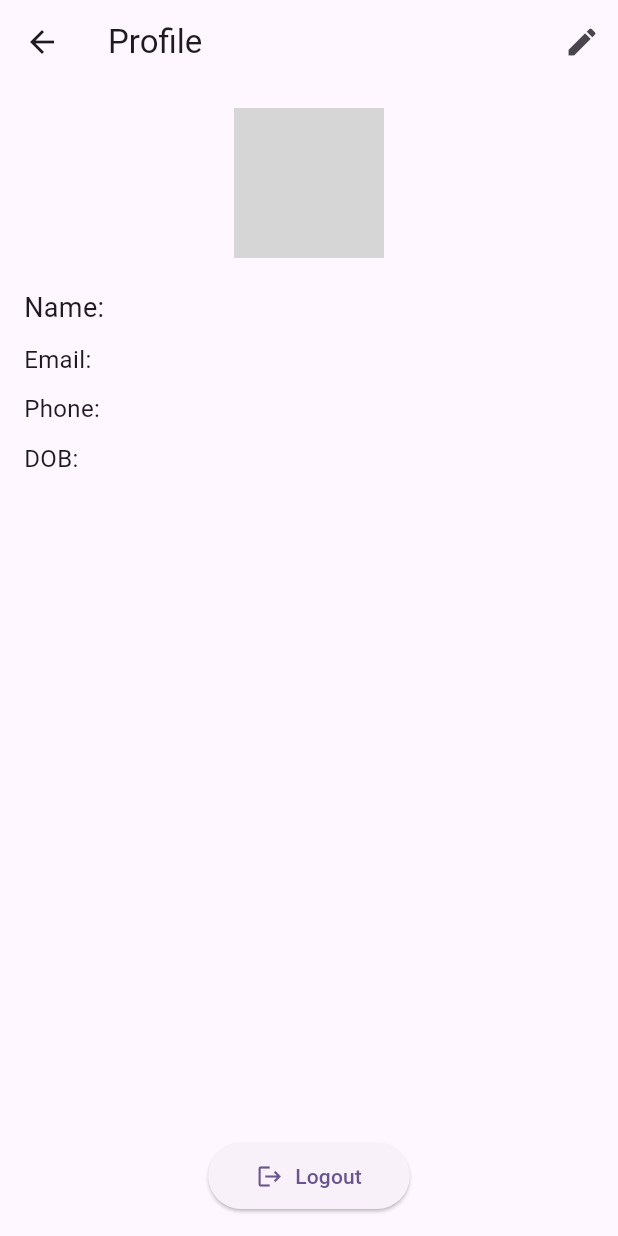
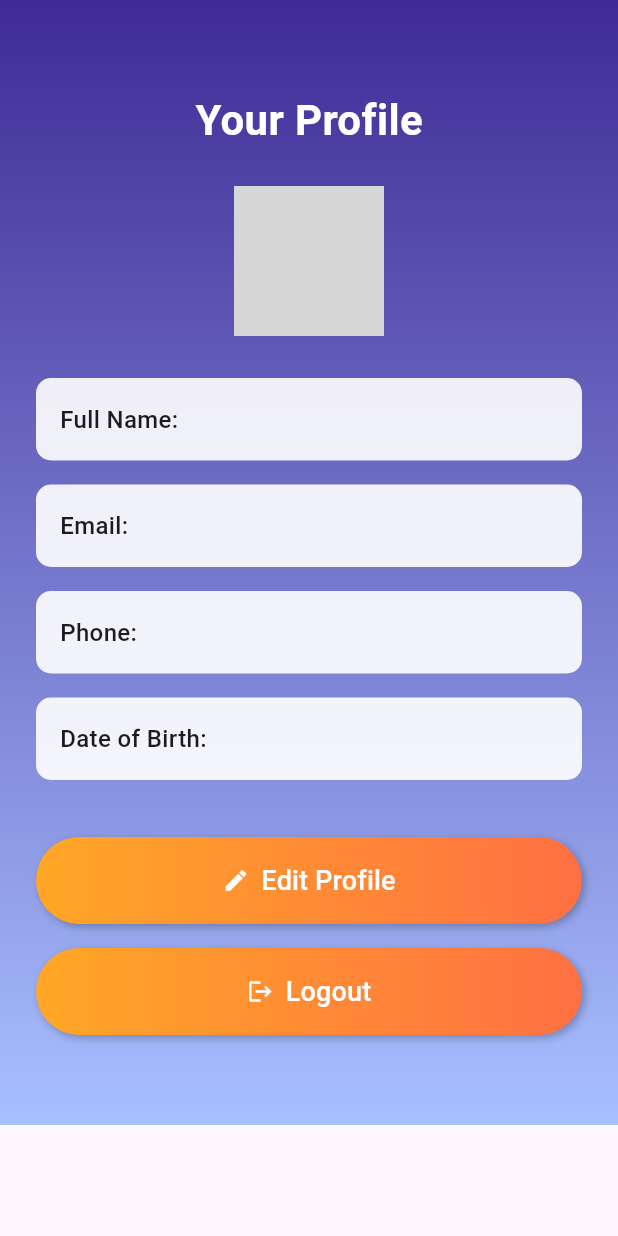
Before and after one commit to Nehla123/kidcare, a Flutter app: the ProfilePage screen opened directly, on a phone screen of 412 x 824 dp. Run offline on Flutter 3.47's test engine with Material 3 defaults, Android fonts, the phone set to English and light mode, and no system bars; our stand-ins replace cloud_firestore, firebase_auth, firebase_core, fl_chart, flutter_rating_bar, image_picker and 1 more; missing offline and left inert: cloudinary; accounts and stored records are empty; network calls fail; grey boxes are pictures that could not be loaded.

Commit message:
user profile done

```diff
--- a/lib/choosescreen.dart
+++ b/lib/choosescreen.dart
@@ -92,12 +92,12 @@ class _ChooseScreenState extends State<ChooseScreen> {
           if (title == "User") {
             Navigator.push(
               context,
-              MaterialPageRoute(builder: (context) => RegistrationApp()),
+              MaterialPageRoute(builder: (context) => UserSignupScreen()),
             );
           } else if (title == "Professional") {
             Navigator.push(
               context,
-              MaterialPageRoute(builder: (context) => ProfessionalRegistrationApp()),
+              MaterialPageRoute(builder: (context) =>ProfessionalRegistrationForm()),
             );
           }
         },
--- a/lib/user/profilepage.dart
+++ b/lib/user/profilepage.dart
@@ -3,7 +3,6 @@ import 'package:cloud_firestore/cloud_firestore.dart';
 import 'package:firebase_auth/firebase_auth.dart';
 import 'package:kidcare/user/editprofilescreen.dart';
 import 'package:kidcare/user/userlogin.dart';
-
 
 class ProfilePage extends StatelessWidget {
   final FirebaseAuth _auth = FirebaseAuth.instance;
@@ -21,24 +20,18 @@ class ProfilePage extends StatelessWidget {
     }
 
     return Scaffold(
-      appBar: AppBar(
-        title: Text("Profile"),
-        actions: [
-          IconButton(
-            icon: Icon(Icons.edit),
-            onPressed: () {
-              // Navigate to EditProfilePage and pass userId
-              Navigator.push(
-                context,
-                MaterialPageRoute(
-                  builder: (context) => EditProfilePage(userId: user.uid),
-                ),
-              );
-            },
-          ),
+      body: Container(
+        decoration: const BoxDecoration(
+          gradient: LinearGradient(
+            begin: Alignment.topCenter,
+            end: Alignment.bottomCenter,
+            colors: [
+              Color(0xFF3F2B96),
+              Color(0xFFA8C0FF),
             ],
           ),
-      body: FutureBuilder<DocumentSnapshot>(
+        ),
+        child: FutureBuilder<DocumentSnapshot>(
           future: _firestore.collection('users').doc(user.uid).get(),
           builder: (context, snapshot) {
             if (snapshot.connectionState == ConnectionState.waiting) {
@@ -53,52 +46,106 @@ class ProfilePage extends StatelessWidget {
 
             var userData = snapshot.data!.data() as Map<String, dynamic>;
 
-          return Padding(
-            padding: EdgeInsets.all(16.0),
+            return SingleChildScrollView(
+              padding: const EdgeInsets.symmetric(horizontal: 24, vertical: 60),
               child: Column(
-              crossAxisAlignment: CrossAxisAlignment.start,
+                crossAxisAlignment: CrossAxisAlignment.center,
                 children: [
-                Center(
-                  child: CircleAvatar(
+                  Text(
+                    "Your Profile",
+                    style: TextStyle(
+                      fontSize: 28,
+                      fontWeight: FontWeight.bold,
+                      color: Colors.white,
+                    ),
+                  ),
+                  SizedBox(height: 24),
+                  CircleAvatar(
                     radius: 50,
-                    backgroundImage: userData['profileImageUrl'] != null
-                        ? NetworkImage(userData['profileImageUrl'])
+                    backgroundColor: Colors.grey.shade300,
+                    backgroundImage: userData['profileImage'] != null
+                        ? NetworkImage(userData['profileImage'])
                         : AssetImage('assets/default_profile.png') as ImageProvider,
                   ),
+                  SizedBox(height: 20),
+                  _buildProfileField("Full Name", userData['name'] ?? 'N/A'),
+                  _buildProfileField("Email", userData['email'] ?? 'N/A'),
+                  _buildProfileField("Phone", userData['phone'] ?? 'N/A'),
+                  _buildProfileField("Date of Birth", userData['dob'] ?? 'N/A'),
+                  SizedBox(height: 30),
+                  _buildButton(context, "Edit Profile", Icons.edit, () {
+                    Navigator.push(
+                      context,
+                      MaterialPageRoute(
+                        builder: (context) => EditProfilePage(userId: user.uid),
                       ),
-                SizedBox(height: 20),
-                Text("Name: ${userData['firstName'] ?? 'N/A'} ${userData['lastName'] ?? ''}",
-                    style: TextStyle(fontSize: 18)),
-                SizedBox(height: 10),
-                Text("Email: ${userData['email'] ?? 'N/A'}", style: TextStyle(fontSize: 16)),
-                SizedBox(height: 10),
-                Text("Phone: ${userData['phone'] ?? 'N/A'}", style: TextStyle(fontSize: 16)),
-                SizedBox(height: 10),
-                Text("DOB: ${userData['dob'] ?? 'N/A'}", style: TextStyle(fontSize: 16)),
-                Spacer(),
-               Center(
-  child: ElevatedButton.icon(
-    onPressed: ()  {
-
-        // Navigator.of(context).pushAndRemoveUntil(
-        //   MaterialPageRoute(builder: (context) => ()),
-        //   (Route<dynamic> route) => false,
-        // );
-
-    },
-    icon: Icon(Icons.logout),
-    label: Text("Logout"),
-    style: ElevatedButton.styleFrom(
-      padding: EdgeInsets.symmetric(horizontal: 32, vertical: 12),
-    ),
-  ),
-),
-
+                    );
+                  }),
+                  SizedBox(height: 16),
+                  _buildButton(context, "Logout", Icons.logout, () async {
+                    await _auth.signOut();
+                    Navigator.of(context).pushAndRemoveUntil(
+                      MaterialPageRoute(builder: (context) =>LoginScreen ()),
+                      (Route<dynamic> route) => false,
+                    );
+                  }),
                 ],
               ),
             );
           },
         ),
+      ),
+    );
+  }
+
+  Widget _buildProfileField(String label, String value) {
+    return Container(
+      width: double.infinity,
+      padding: EdgeInsets.all(16),
+      margin: EdgeInsets.symmetric(vertical: 8),
+      decoration: BoxDecoration(
+        color: Colors.white.withOpacity(0.9),
+        borderRadius: BorderRadius.circular(10),
+      ),
+      child: Text(
+        "$label: $value",
+        style: TextStyle(fontSize: 16, fontWeight: FontWeight.w500),
+      ),
+    );
+  }
+
+  Widget _buildButton(BuildContext context, String text, IconData icon, VoidCallback onTap) {
+    return Container(
+      width: double.infinity,
+      decoration: BoxDecoration(
+        borderRadius: BorderRadius.circular(30),
+        gradient: LinearGradient(
+          colors: [
+            Color(0xFFFFA726),
+            Color(0xFFFF7043),
+          ],
+        ),
+        boxShadow: [
+          BoxShadow(
+            color: Colors.black26,
+            blurRadius: 4,
+            offset: Offset(2, 2),
+          ),
+        ],
+      ),
+      child: ElevatedButton.icon(
+        onPressed: onTap,
+        icon: Icon(icon, color: Colors.white),
+        label: Text(text, style: TextStyle(fontSize: 18, color: Colors.white)),
+        style: ElevatedButton.styleFrom(
+          backgroundColor: Colors.transparent,
+          shadowColor: Colors.transparent,
+          padding: EdgeInsets.symmetric(vertical: 16),
+          shape: RoundedRectangleBorder(
+            borderRadius: BorderRadius.circular(30),
+          ),
+        ),
+      ),
     );
   }
 }
--- a/pubspec.yaml
+++ b/pubspec.yaml
@@ -44,7 +44,7 @@ dependencies:
   fl_chart: ^0.70.2
   apsl_ads_flutter_kids: ^1.0.3
   intl: ^0.20.2
-  lottie: ^3.3.1
+  lottie: 3.1.3
   flutter_rating_bar: ^4.0.1
 
 dev_dependencies:
```
Also changed, not shown: lib/professional/professional signup screen.dart (+2 -18 lines), lib/user/user signup screen.dart (+233 -200 lines), pubspec.lock. Lines whose indentation alone changed are shown as unchanged.
